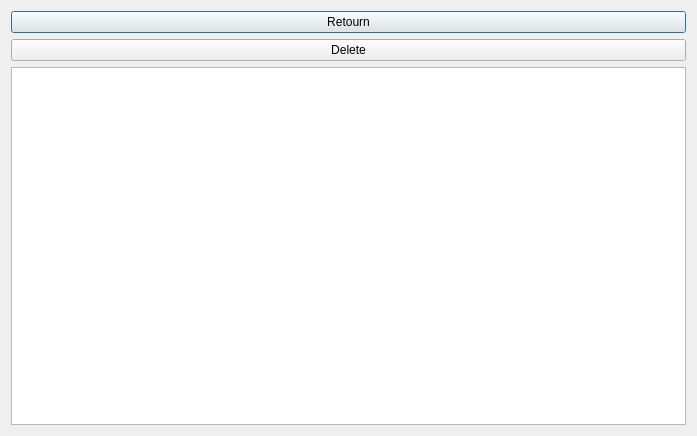
This is deleteMember.ui in salmajaghoua23/Library as Qt 5 draws it before an edit. The edited form follows.
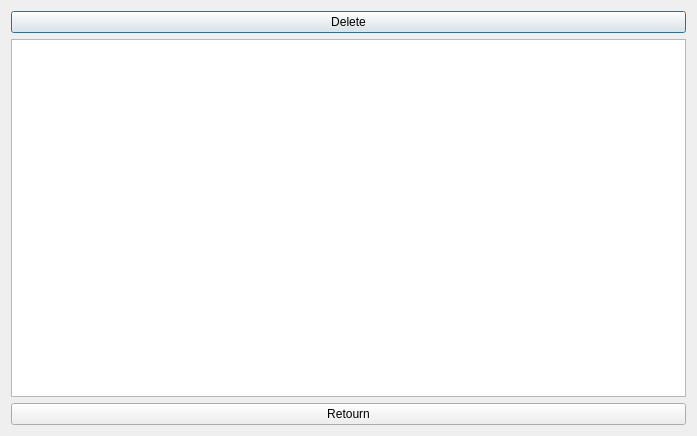
This is the edited form.

The edit to the form file:
```diff
--- a/deleteMember.ui
+++ b/deleteMember.ui
@@ -17,13 +17,6 @@
    <string notr="true">color:black;</string>
   </property>
   <layout class="QVBoxLayout" name="verticalLayout_2">
-   <item>
-    <widget class="QPushButton" name="returnBtn">
-     <property name="text">
-      <string>Retourn</string>
-     </property>
-    </widget>
-   </item>
    <item>
     <widget class="QPushButton" name="pushButton">
      <property name="text">
@@ -38,6 +31,13 @@
      </property>
     </widget>
    </item>
+   <item>
+    <widget class="QPushButton" name="returnBtn">
+     <property name="text">
+      <string>Retourn</string>
+     </property>
+    </widget>
+   </item>
   </layout>
  </widget>
  <resources/>
```
